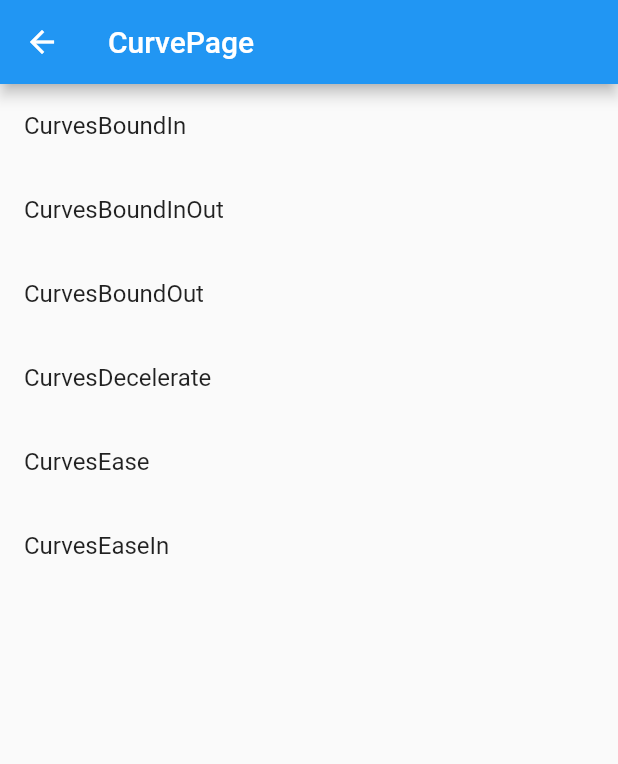
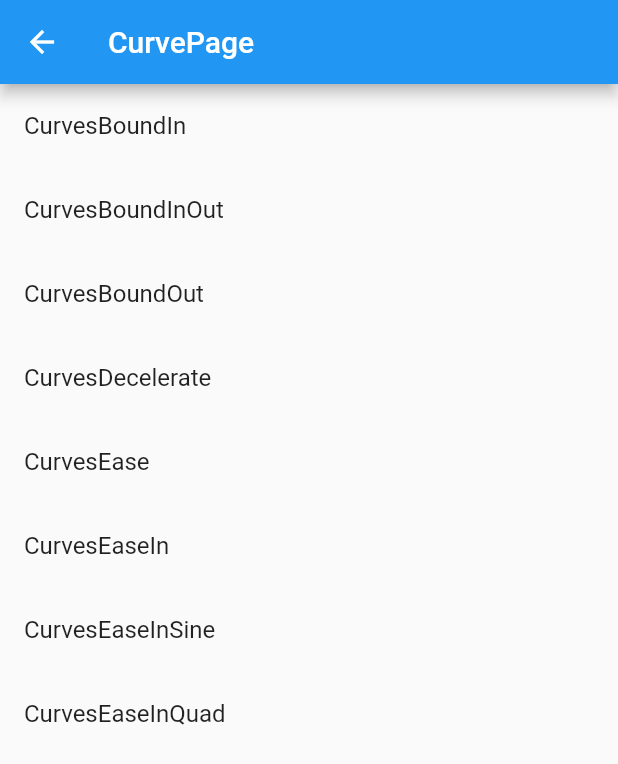
Before and after one commit to trm11tkr/animation-sample, a Flutter app: the screen it shows after launch, after a tap on "Curve", on a phone screen of 412 x 824 dp. Shown: the top 764 px of the screen. Run offline on Flutter 3.47's test engine with Material 2 defaults, Android fonts, the light colour scheme and no system bars.

Commit message:
Curves.easeInQuadのサンプルページ作成

```diff
--- a/lib/app.dart
+++ b/lib/app.dart
@@ -17,6 +17,8 @@ import 'package:animations_sample/pages/curves/curves_bound_out.dart';
 import 'package:animations_sample/pages/curves/curves_decelerate.dart';
 import 'package:animations_sample/pages/curves/curves_ease.dart';
 import 'package:animations_sample/pages/curves/curves_ease_in.dart';
+import 'package:animations_sample/pages/curves/curves_ease_in_quad.dart';
+import 'package:animations_sample/pages/curves/curves_ease_in_sine.dart';
 import 'package:animations_sample/pages/curves/curves_page.dart';
 import 'package:animations_sample/pages/home_page.dart';
 import 'package:animations_sample/pages/transition/align_transition.dart';
@@ -85,6 +87,10 @@ class App extends StatelessWidget {
             const CurvesDeceleratePage(),
         CurvesEasePage.routeName: (context) => const CurvesEasePage(),
         CurvesEaseInPage.routeName: (context) => const CurvesEaseInPage(),
+        CurvesEaseInSinePage.routeName: (context) =>
+            const CurvesEaseInSinePage(),
+        CurvesEaseInQuadPage.routeName: (context) =>
+            const CurvesEaseInQuadPage(),
       },
     );
   }
--- /dev/null
+++ b/lib/pages/curves/curves_ease_in_quad.dart
@@ -0,0 +1,16 @@
+import 'package:animations_sample/pages/curves/curves_object.dart';
+import 'package:flutter/material.dart';
+
+class CurvesEaseInQuadPage extends StatelessWidget {
+  const CurvesEaseInQuadPage({super.key});
+
+  static const routeName = 'CurvesEaseInQuad';
+
+  @override
+  Widget build(BuildContext context) {
+    return const CurveObject(
+      title: 'CurvesEaseInQuad',
+      curve: Curves.easeInQuad,
+    );
+  }
+}
--- /dev/null
+++ b/lib/pages/curves/curves_ease_in_sine.dart
@@ -0,0 +1,16 @@
+import 'package:animations_sample/pages/curves/curves_object.dart';
+import 'package:flutter/material.dart';
+
+class CurvesEaseInSinePage extends StatelessWidget {
+  const CurvesEaseInSinePage({super.key});
+
+  static const routeName = 'CurvesEaseInSine';
+
+  @override
+  Widget build(BuildContext context) {
+    return const CurveObject(
+      title: 'CurvesEaseInSine',
+      curve: Curves.easeInSine,
+    );
+  }
+}
--- a/lib/pages/curves/curves_page.dart
+++ b/lib/pages/curves/curves_page.dart
@@ -1,9 +1,11 @@
+import 'package:animations_sample/pages/curves/curves_bound_in.dart';
+import 'package:animations_sample/pages/curves/curves_bound_in_out.dart';
 import 'package:animations_sample/pages/curves/curves_bound_out.dart';
 import 'package:animations_sample/pages/curves/curves_decelerate.dart';
 import 'package:animations_sample/pages/curves/curves_ease.dart';
-import 'package:animations_sample/pages/curves/curves_bound_in.dart';
-import 'package:animations_sample/pages/curves/curves_bound_in_out.dart';
 import 'package:animations_sample/pages/curves/curves_ease_in.dart';
+import 'package:animations_sample/pages/curves/curves_ease_in_quad.dart';
+import 'package:animations_sample/pages/curves/curves_ease_in_sine.dart';
 import 'package:animations_sample/widgets/app_list_tile.dart';
 import 'package:animations_sample/widgets/app_scaffold.dart';
 import 'package:flutter/material.dart';
@@ -42,6 +44,14 @@ class CurvePage extends StatelessWidget {
             title: 'CurvesEaseIn',
             nextRouteName: CurvesEaseInPage.routeName,
           ),
+          AppListTile(
+            title: 'CurvesEaseInSine',
+            nextRouteName: CurvesEaseInSinePage.routeName,
+          ),
+          AppListTile(
+            title: 'CurvesEaseInQuad',
+            nextRouteName: CurvesEaseInQuadPage.routeName,
+          ),
         ],
       ),
     );
```
